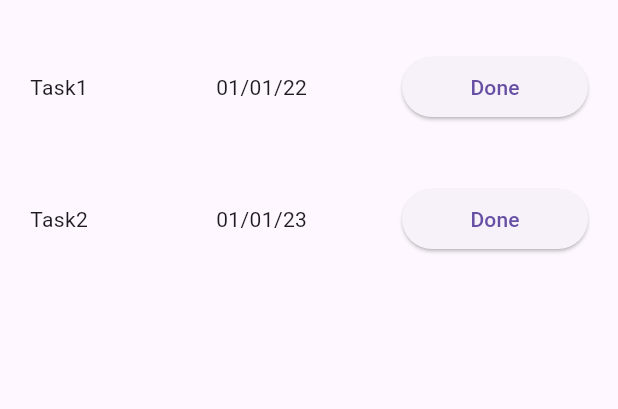
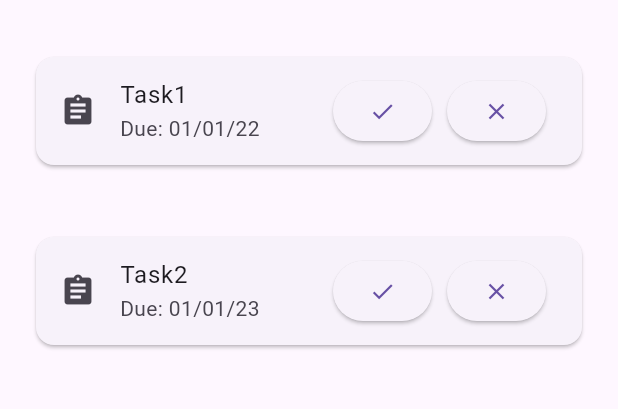
Before and after one commit to 1q2a1/flutter_todolist, a Flutter app: the screen it shows after launch, on a phone screen of 412 x 824 dp, the part 63-472 px from its top. Run offline on Flutter 3.47's test engine with Material 3 defaults, Android fonts, the phone set to English and light mode, and no system bars.

Commit message:
Use Card widget to improve TodoCard styling

```diff
--- a/lib/main.dart
+++ b/lib/main.dart
@@ -1,5 +1,5 @@
 import 'package:flutter/material.dart';
-import 'package:todolist/home.dart';
+import 'package:todolist/screens/home/home.dart';
 
 void main() {
   runApp(const MaterialApp(home: Home()));
--- a/lib/home.dart
+++ b/lib/screens/home/home.dart
@@ -1,7 +1,7 @@
 import 'package:flutter/material.dart';
 import 'package:flutter/src/widgets/framework.dart';
 import 'package:flutter/src/widgets/placeholder.dart';
-import 'package:todolist/todo_card.dart';
+import 'package:todolist/screens/home/todo_card.dart';
 
 class Home extends StatelessWidget {
   const Home({super.key});
@@ -10,7 +10,7 @@ class Home extends StatelessWidget {
   Widget build(BuildContext context) {
     return Scaffold(
       appBar: AppBar(title: const Text("To Do List")),
-      body: Column(children: const [
+      body: ListView(children: const [
         TodoCard(
           task: "Task1",
           dueDate: "01/01/22",
--- /dev/null
+++ b/lib/screens/home/todo_card.dart
@@ -0,0 +1,42 @@
+import 'package:flutter/material.dart';
+import 'package:flutter/src/widgets/framework.dart';
+import 'package:flutter/src/widgets/placeholder.dart';
+
+class TodoCard extends StatelessWidget {
+  final String task;
+  final String dueDate;
+  const TodoCard({super.key, required this.task, required this.dueDate});
+
+  void _handleDoneButtonPressed() {
+    print('done');
+  }
+
+  @override
+  Widget build(BuildContext context) {
+    return Container(
+        padding: const EdgeInsetsDirectional.all(20),
+        child: Card(
+          child: Column(
+            mainAxisSize: MainAxisSize.min,
+            children: <Widget>[
+              ListTile(
+                leading: const Icon(Icons.assignment),
+                title: Text(task),
+                subtitle: Text("Due: $dueDate"),
+                trailing: Row(mainAxisSize: MainAxisSize.min, children: [
+                  ElevatedButton(
+                    child: const Icon(Icons.check),
+                    onPressed: () {},
+                  ),
+                  const SizedBox(width: 10),
+                  ElevatedButton(
+                    child: const Icon(Icons.close),
+                    onPressed: () {},
+                  )
+                ]),
+              ),
+            ],
+          ),
+        ));
+  }
+}
--- a/lib/todo_card.dart
+++ /dev/null
@@ -1,29 +0,0 @@
-import 'package:flutter/material.dart';
-import 'package:flutter/src/widgets/framework.dart';
-import 'package:flutter/src/widgets/placeholder.dart';
-
-class TodoCard extends StatelessWidget {
-  final String task;
-  final String dueDate;
-  const TodoCard({super.key, required this.task, required this.dueDate});
-
-  @override
-  Widget build(BuildContext context) {
-    return Container(
-      padding: const EdgeInsetsDirectional.all(20),
-      child: Row(children: [
-        Expanded(
-            child: Text(
-          task,
-          // textAlign: TextAlign.center,
-        )),
-        Expanded(
-            child: Text(
-          dueDate,
-          // textAlign: TextAlign.center,
-        )),
-        Expanded(child: ElevatedButton(onPressed: () {}, child: const Text("Done")))
-      ]),
-    );
-  }
-}
```
Also changed, not shown: pubspec.lock, 3 other files.
